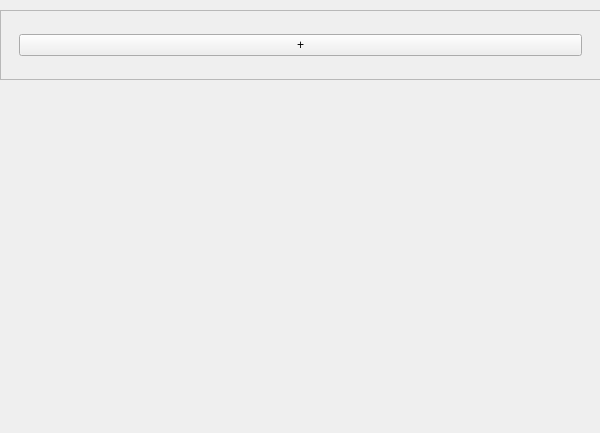
The window that gallery/tabmanager.ui (Vrock691/IHM) describes before a commit, drawn with Qt 5.
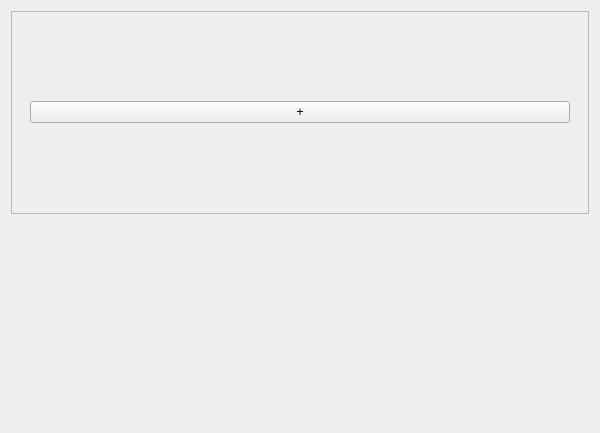
The same window after the commit.

```diff
--- a/gallery/tabmanager.ui
+++ b/gallery/tabmanager.ui
@@ -19,15 +19,8 @@
   <property name="windowTitle">
    <string>Form</string>
   </property>
-  <widget class="QWidget" name="layoutWidget">
-   <property name="geometry">
-    <rect>
-     <x>0</x>
-     <y>10</y>
-     <width>601</width>
-     <height>102</height>
-    </rect>
-   </property>
+  <layout class="QVBoxLayout" name="verticalLayout_3">
+   <item>
    <layout class="QVBoxLayout" name="verticalLayout">
     <item>
      <widget class="QScrollArea" name="scrollArea">
@@ -42,8 +35,8 @@
         <rect>
          <x>0</x>
          <y>0</y>
-         <width>597</width>
-         <height>80</height>
+          <width>572</width>
+          <height>197</height>
         </rect>
        </property>
        <layout class="QVBoxLayout" name="verticalLayout_2">
@@ -75,7 +68,8 @@
      </widget>
     </item>
    </layout>
-  </widget>
+   </item>
+  </layout>
  </widget>
  <resources/>
  <connections/>
```
Lines whose indentation alone changed are shown as unchanged.
